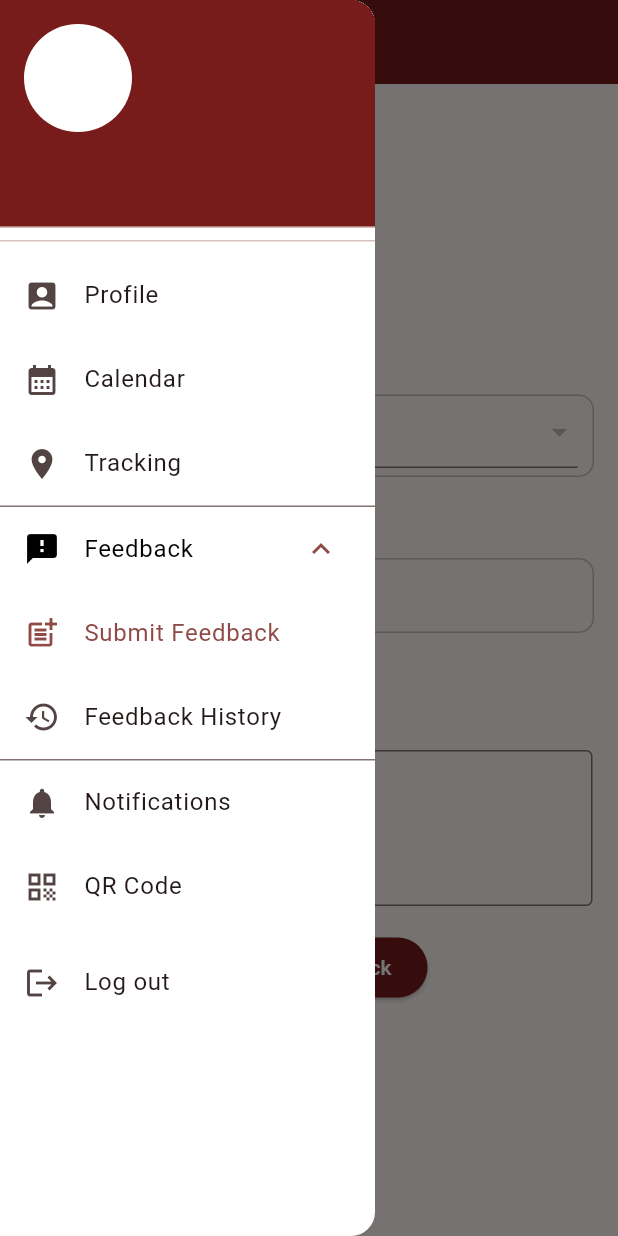
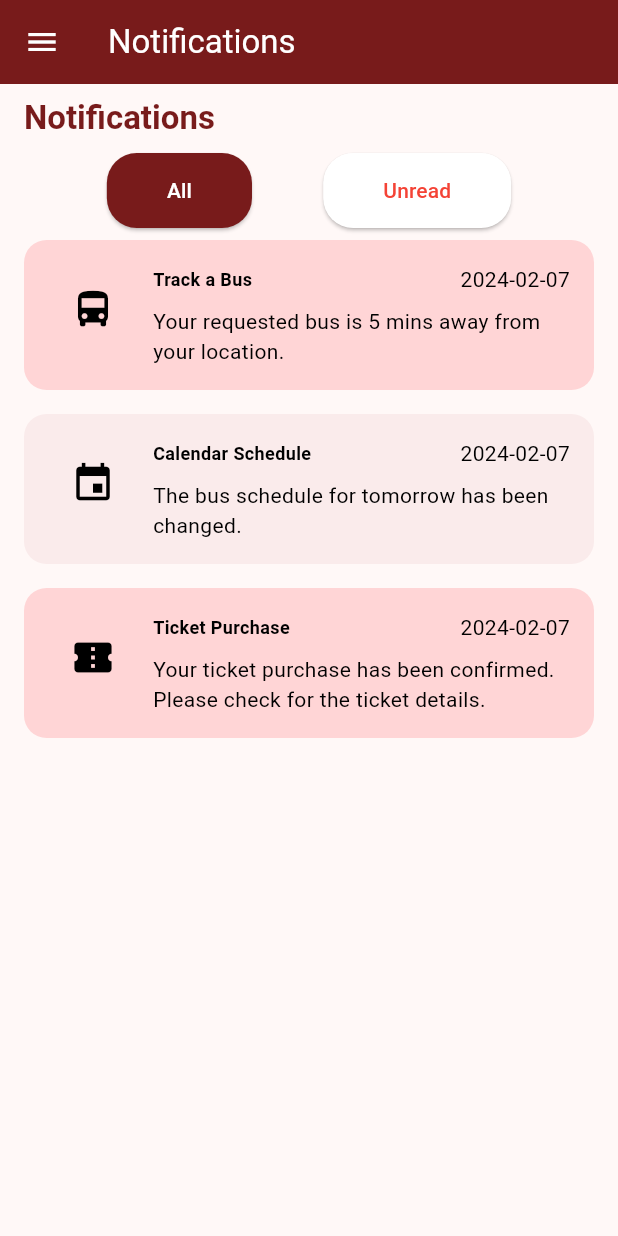
Before and after one commit to NafiuRahman77/BusBuddy-Client-End, a Flutter app: the HomeView screen opened by its route, in the side drawer, after a tap on "Notifications", on a phone screen of 412 x 824 dp. Run offline on Flutter 3.47's test engine with Material 3 defaults, Android fonts, the phone set to English and light mode, and no system bars; drawn by our look-alikes of loader_overlay; our stand-ins replace cookie_jar, fluttertoast, geolocator, go_router, google_maps_flutter and 2 more; missing offline and left inert: dart:ffi, geolocator_android, geolocator_apple, qr_code_scanner, requests, shurjopay; accounts and stored records are empty; key blocks and very long unbroken strings in the code were emptied for the run.

Commit message:
notif ui dn

```diff
--- a/busbuddy_app/lib/main.dart
+++ b/busbuddy_app/lib/main.dart
@@ -23,6 +23,7 @@ import 'pages/route_map.dart';
 import 'pages/Requisition.dart';
 import 'package:shurjopay/utilities/functions.dart';
 import 'pages/ShowFeedback.dart';
+import 'pages/show_notifications.dart';
 import 'pages/manage_trips.dart';
 import 'pages/req_and_repair.dart';
 import 'pages/ShowRequisition.dart';
@@ -102,6 +103,9 @@ class BusBuddyApp extends StatelessWidget {
         path: "/trackingmap",
         builder: ((context, state) =>
             HomeView(page: "Tracking Map", extra: state.extra))),
+    GoRoute(
+        path: "/notifications",
+        builder: ((context, state) => const HomeView(page: "Notifications"))),
   ]);
   // This widget is the root of your application.
   @override
@@ -156,6 +160,8 @@ class PageBody extends StatelessWidget {
       return ReqRepair();
     else if (this.page == "Tracking")
       return Tracking();
+    else if (this.page == "Notifications")
+      return Notifications();
     else if (this.page == "Tracking Map")
       return trackingMap(
         extra: this.extra! as dynamic,
@@ -537,9 +543,8 @@ class HomeViewState extends State<HomeView> {
                           selected: _selectedIndex == 9,
                           onTap: () {
                             if (_selectedIndex == 9) return;
-                            // Update the state of the app
-                            // _onItemTapped(2);
-                            // Then close the drawer
+                            GoRouter.of(context).pop();
+                            GoRouter.of(context).push("/notifications");
                             setState(() {
                               _selectedIndex = 9;
                             });
--- /dev/null
+++ b/busbuddy_app/lib/pages/show_notifications.dart
@@ -0,0 +1,154 @@
+import 'package:flutter/material.dart';
+import 'package:intl/intl.dart';
+
+class Notifications extends StatefulWidget {
+  @override
+  _NotificationsState createState() => _NotificationsState();
+}
+
+class _NotificationsState extends State<Notifications> {
+  // JALAL BACKEND THEKE PATHABE
+  List<Map<String, dynamic>> notifications = [
+    {
+      'title': 'Track a Bus',
+      'message': 'Your requested bus is 5 mins away from your location.',
+      'date': '2024-02-07',
+      'icon': Icons.directions_bus,
+    },
+    {
+      'title': 'Calendar Schedule',
+      'message': 'The bus schedule for tomorrow has been changed.',
+      'date': '2024-02-07',
+      'icon': Icons.event,
+    },
+    {
+      'title': 'Ticket Purchase',
+      'message':
+          'Your ticket purchase has been confirmed. Please check for the ticket details.',
+      'date': '2024-02-07',
+      'icon': Icons.confirmation_number,
+    },
+  ];
+  Color evenColor = Color(0xFFffd5d6);
+  Color oddColor = Color(0xFFfaebeb);
+
+  @override
+  Widget build(BuildContext context) {
+    return Scaffold(
+      appBar: AppBar(
+        automaticallyImplyLeading: false,
+        title: Text(
+          'Notifications',
+          style: TextStyle(
+            fontWeight: FontWeight.bold,
+            color: Color(0xFF781B1B),
+          ),
+        ),
+        bottom: PreferredSize(
+          preferredSize: Size.fromHeight(40.0),
+          child: Row(
+            mainAxisAlignment: MainAxisAlignment.spaceAround,
+            children: [
+              SizedBox(height: 10),
+              ElevatedButton(
+                onPressed: () {
+                  //JALAL BACKEND LEKHO
+                },
+                style: ElevatedButton.styleFrom(
+                    backgroundColor: Color(0xFF781B1B),
+                    shape: RoundedRectangleBorder(
+                      borderRadius: BorderRadius.circular(20),
+                    ),
+                    padding:
+                        EdgeInsets.symmetric(horizontal: 40, vertical: 15)),
+                child: Text('All', style: TextStyle(color: Colors.white)),
+              ),
+              ElevatedButton(
+                onPressed: () {
+                  // JALAL BACKEND LEKHO
+                },
+                style: ElevatedButton.styleFrom(
+                    primary: Colors.white,
+                    shape: RoundedRectangleBorder(
+                      borderRadius: BorderRadius.circular(20),
+                    ),
+                    padding:
+                        EdgeInsets.symmetric(horizontal: 40, vertical: 15)),
+                child: Text('Unread', style: TextStyle(color: Colors.red)),
+              ),
+              SizedBox(height: 30),
+            ],
+          ),
+        ),
+      ),
+      body: ListView.builder(
+        itemCount: notifications.length,
+        itemBuilder: (context, index) {
+          final notification = notifications[index];
+          return Container(
+            margin: EdgeInsets.symmetric(vertical: 8.0, horizontal: 16.0),
+            decoration: BoxDecoration(
+              borderRadius: BorderRadius.circular(15),
+              color: index.isEven ? evenColor : oddColor,
+            ),
+            child: Padding(
+              padding: const EdgeInsets.all(16.0),
+              child: Row(
+                crossAxisAlignment: CrossAxisAlignment.start,
+                children: [
+                  CircleAvatar(
+                    backgroundColor: Colors.transparent,
+                    radius: 30,
+                    child: Icon(
+                      notification['icon'],
+                      size: 30,
+                      color: Colors.black,
+                    ),
+                  ),
+                  SizedBox(width: 10.0),
+                  Expanded(
+                    child: Column(
+                      crossAxisAlignment: CrossAxisAlignment.start,
+                      children: [
+                        Row(
+                          mainAxisAlignment: MainAxisAlignment.spaceBetween,
+                          children: [
+                            Text(
+                              notification['title'] ?? '',
+                              style: TextStyle(
+                                fontWeight: FontWeight.bold,
+                                fontSize: 12.0,
+                                color: Colors.black, // Text color
+                              ),
+                            ),
+                            Text(
+                              DateFormat('yyyy-MM-dd').format(
+                                DateTime.parse(notification['date'] ?? ''),
+                              ),
+                              style: TextStyle(
+                                fontSize: 14.0,
+                                color: Colors.black, // Text color
+                              ),
+                            ),
+                          ],
+                        ),
+                        SizedBox(height: 8.0),
+                        Text(
+                          notification['message'] ?? '',
+                          style: TextStyle(
+                            fontSize: 14.0,
+                            color: Colors.black, // Text color
+                          ),
+                        ),
+                      ],
+                    ),
+                  ),
+                ],
+              ),
+            ),
+          );
+        },
+      ),
+    );
+  }
+}
```
